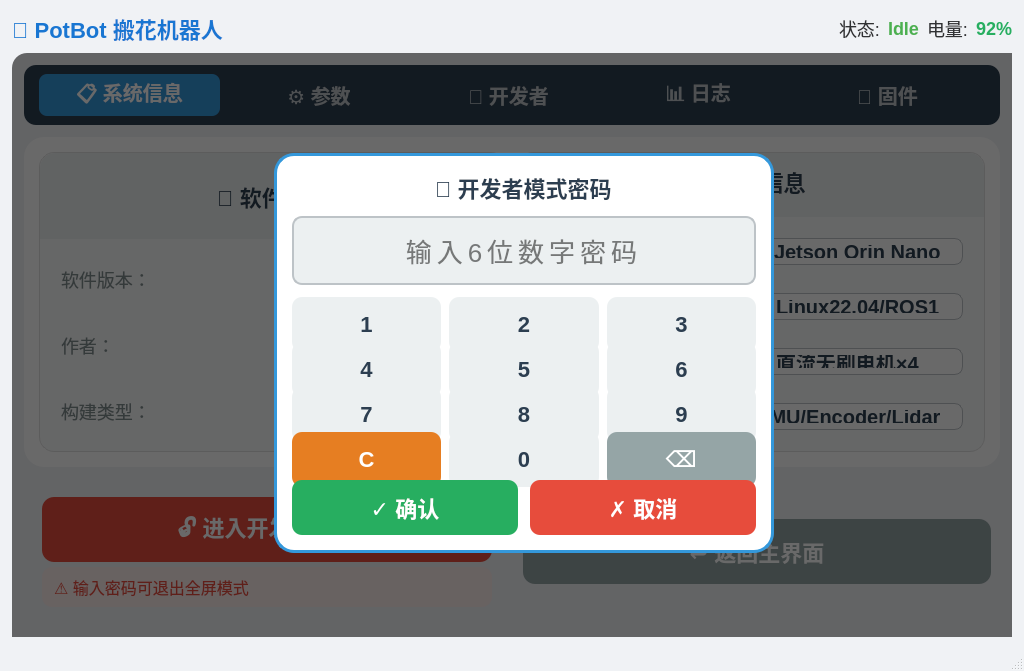
15238972953/flowerpot_robot, file src/PotBot_HMI/ui/mainwindow.ui: the form before one commit.
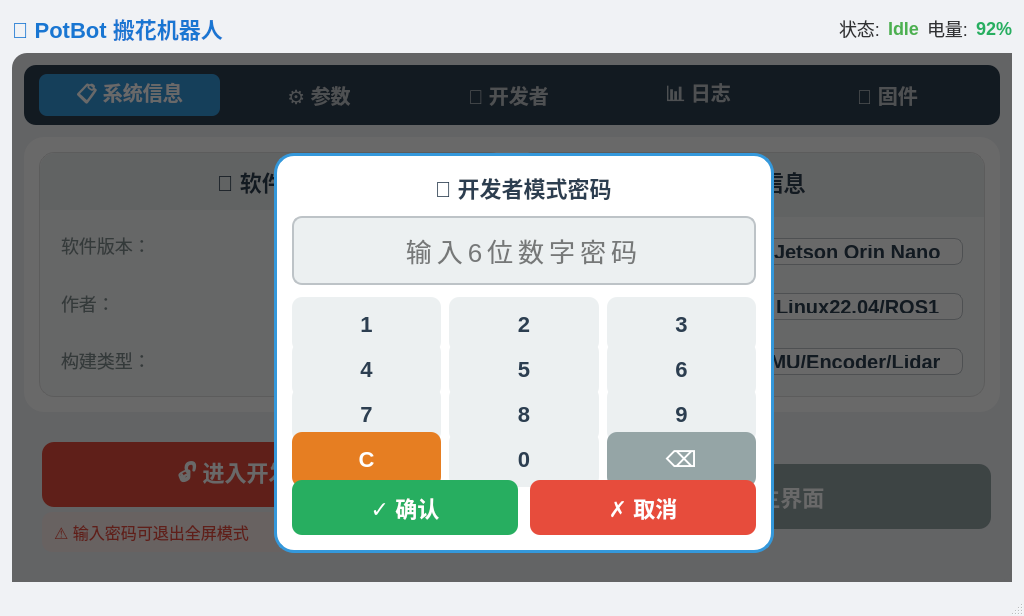
The form after the commit. The open tabs and pages were chosen to show the change.

Patch:
```diff
--- a/src/PotBot_HMI/ui/mainwindow.ui
+++ b/src/PotBot_HMI/ui/mainwindow.ui
@@ -128,18 +128,18 @@
     
     /* 信息行样式 */
     QFrame#InfoRow1, QFrame#InfoRow2, QFrame#InfoRow3,
-    QFrame#HardwareRow1, QFrame#HardwareRow2, QFrame#HardwareRow3, QFrame#HardwareRow4 {
+    QFrame#HardwareRow1, QFrame#HardwareRow2, QFrame#HardwareRow3 {
         background-color: transparent;
         min-height: 45px;
     }
     QLabel#labelVersion, QLabel#labelAuthor, QLabel#labelBuild,
-    QLabel#labelPlatform, QLabel#labelOperatingSystem, QLabel#labelMotor, QLabel#labelSensor {
+    QLabel#labelPlatform, QLabel#labelOperatingSystem, QLabel#labelSensor {
         font-size: 18px;
         color: #7F8C8D;
         min-width: 120px;
     }
     QLabel#VersionValue, QLabel#AuthorValue, QLabel#BuildValue,
-    QLabel#PlatformValue, QLabel#OperatingSystemValue, QLabel#MotorValue, QLabel#SensorValue {
+    QLabel#PlatformValue, QLabel#OperatingSystemValue, QLabel#SensorValue {
         font-size: 20px;
         color: #2C3E50;
         font-weight: bold;
@@ -971,27 +971,6 @@
                    <item>
                     <widget class="QFrame" name="HardwareRow3">
                      <layout class="QHBoxLayout" name="hardwareRow3Layout">
-                      <item>
-                       <widget class="QLabel" name="labelMotor">
-                        <property name="text">
-                         <string>电机配置：</string>
-                        </property>
-                       </widget>
-                      </item>
-                      <item>
-                       <widget class="QLabel" name="MotorValue">
-                        <property name="text">
-                         <string>直流无刷电机×4</string>
-                        </property>
-                       </widget>
-                      </item>
-                     </layout>
-                    </widget>
-                   </item>
-                   
-                   <item>
-                    <widget class="QFrame" name="HardwareRow4">
-                     <layout class="QHBoxLayout" name="hardwareRow4Layout">
                       <item>
                        <widget class="QLabel" name="labelSensor">
                         <property name="text">
```
Left out of the diff: 2 changed lines with no effect on the pictures.
